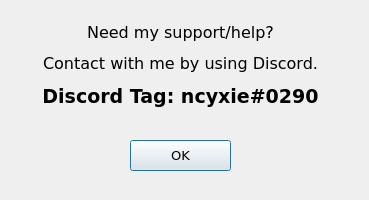
Qt form discorddialog.ui (ncyxie/Notepad-DOT-Qt) before a commit.
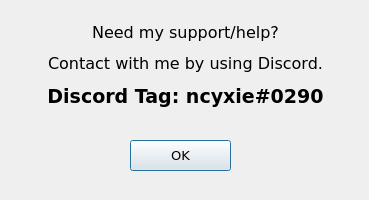
The same form after that commit.

Commit message: Minor tweaks to Discord dialog

Diff of the .ui file:
```diff
--- a/discorddialog.ui
+++ b/discorddialog.ui
@@ -18,7 +18,7 @@
     <rect>
      <x>40</x>
      <y>0</y>
-     <width>281</width>
+     <width>291</width>
      <height>131</height>
     </rect>
    </property>
```
